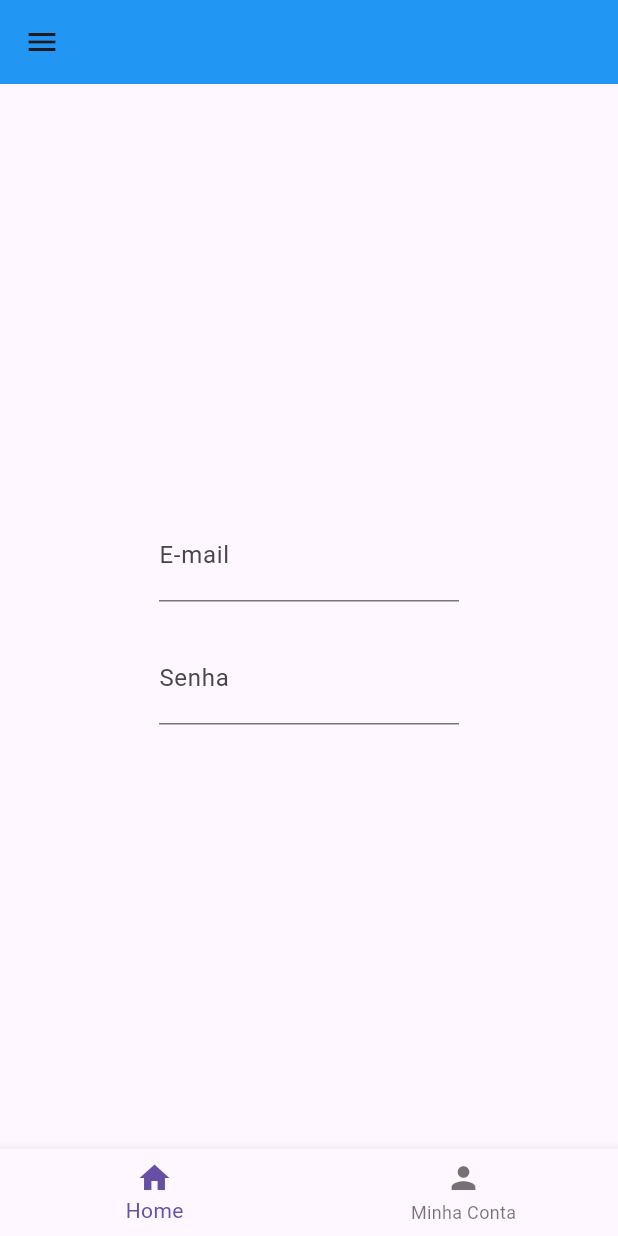
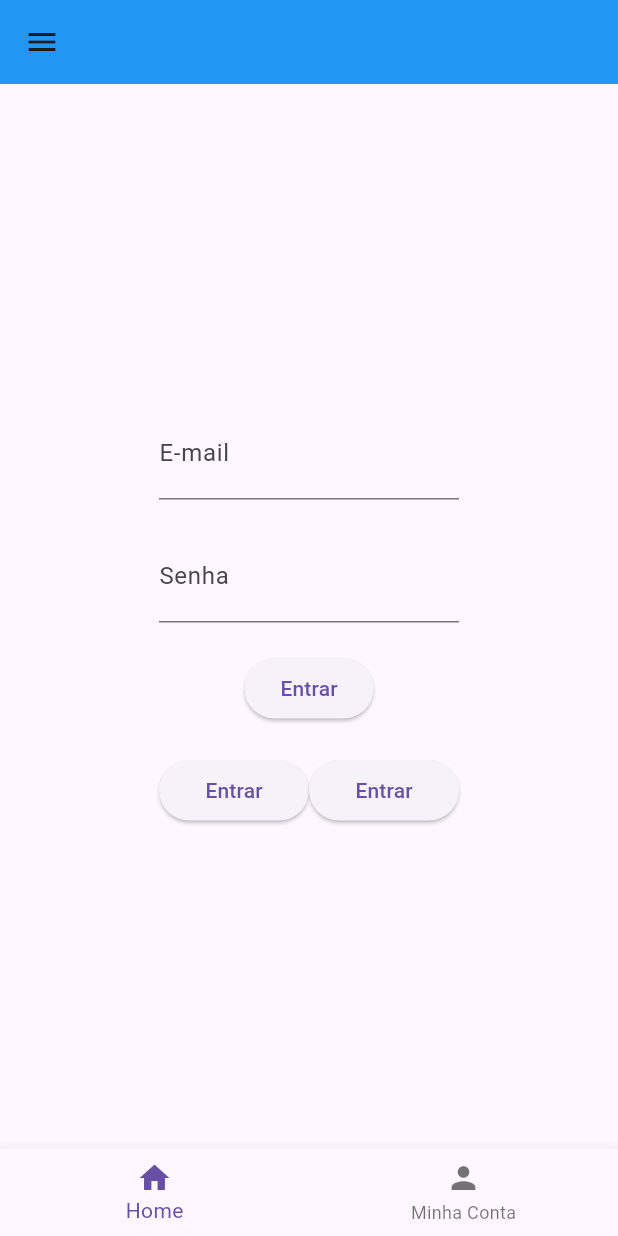
Before and after one commit to catfmcastro/LDDM_2024, a Flutter app: the screen it shows after launch, on a phone screen of 412 x 824 dp. Run offline on Flutter 3.47's test engine with Material 3 defaults, Android fonts, the phone set to English and light mode, and no system bars.

```diff
--- a/atividades/lab_27ago/hello_world_flutter/lib/main.dart
+++ b/atividades/lab_27ago/hello_world_flutter/lib/main.dart
@@ -1,9 +1,8 @@
 /*
-  Ex 02 - LDDM
-    1) sem usar widgets OK
-    2) usando widgets OK
+  Pratica 01 - Interface
 
-  @owner: @catfmcastro
+  @owner: @catfmcastro - Catarina F. M. Castro
+  LDDM 2024_2
 */
 
 import 'package:flutter/material.dart';
@@ -47,7 +46,22 @@ class MyApp extends StatelessWidget {
                     decoration: InputDecoration(labelText: "Senha"),
                     style: TextStyle(color: Colors.purple, fontSize: 20),
                   ),
-
+                  const SizedBox(height: 20,),
+                  Container (
+                    child: ElevatedButton(
+                      onPressed: () => {},
+                      child: Text("Entrar")),
+                  ),
+                  const SizedBox(height: 20,),
+                  Row (
+                    children: <Widget>[
+                      Expanded(
+                        child: ElevatedButton(onPressed: () => {}, child: Text("Entrar")),
+                      ),
+                      Expanded (child: ElevatedButton(onPressed: () => {}, child: Text("Entrar")),
+                        )
+                    ]
+                  )
                 ],
               )
 
```
